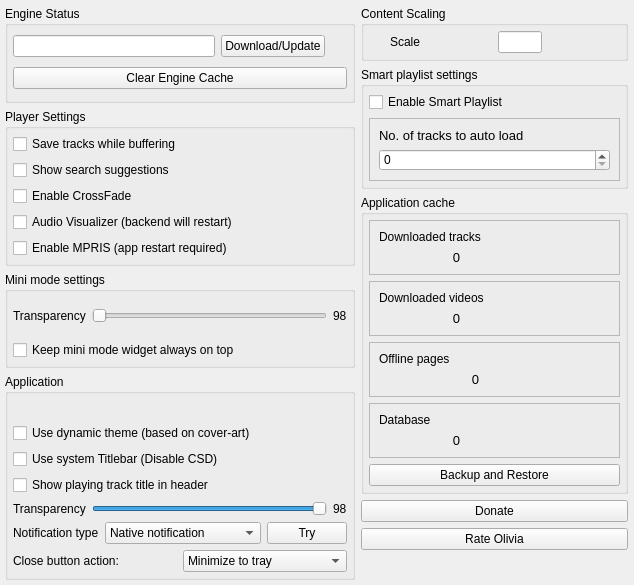
keshavbhatt/olivia, file settings.ui: the form before one commit.
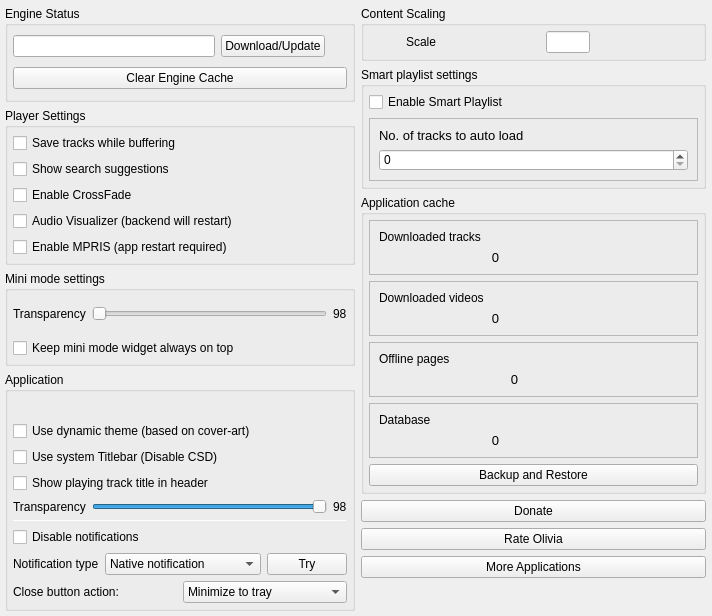
The form after the commit. Icons and pictures are not drawn. Custom widgets are drawn as their Qt base class.

Commit message: -setting widget prevent horizontal scrolling -option to disable notifications in settings widget -consistent button style in settings widget -prevent wheel event on sliders, combo boxes & spin boxes as they mess up with vertical scrolling of setting widget. -disable toast notifications use one set in settings. -smart playlist 'tracks to load' range changed to 8-10 (to prevent server load) -other minor fixes

What changed in the file:
```diff
--- a/settings.ui
+++ b/settings.ui
@@ -6,8 +6,8 @@
    <rect>
     <x>0</x>
     <y>0</y>
-    <width>634</width>
-    <height>585</height>
+    <width>712</width>
+    <height>616</height>
    </rect>
   </property>
   <property name="windowTitle">
@@ -63,8 +63,8 @@
        <rect>
         <x>0</x>
         <y>-35</y>
-        <width>620</width>
-        <height>610</height>
+        <width>696</width>
+        <height>646</height>
        </rect>
       </property>
       <property name="styleSheet">
@@ -418,6 +418,36 @@
                  </item>
                 </layout>
                </item>
+               <item>
+                <widget class="Line" name="line">
+                 <property name="minimumSize">
+                  <size>
+                   <width>0</width>
+                   <height>1</height>
+                  </size>
+                 </property>
+                 <property name="maximumSize">
+                  <size>
+                   <width>16777215</width>
+                   <height>1</height>
+                  </size>
+                 </property>
+                 <property name="orientation">
+                  <enum>Qt::Horizontal</enum>
+                 </property>
+                </widget>
+               </item>
+               <item>
+                <layout class="QHBoxLayout" name="horizontalLayout_12">
+                 <item>
+                  <widget class="QCheckBox" name="disable_notifications">
+                   <property name="text">
+                    <string>Disable notifications</string>
+                   </property>
+                  </widget>
+                 </item>
+                </layout>
+               </item>
                <item>
                 <layout class="QHBoxLayout" name="horizontalLayout_11">
                  <item>
@@ -564,12 +594,6 @@
                     <iconset resource="icons.qrc">
                      <normaloff>:/icons/sidebar/removeFromLibrary.png</normaloff>:/icons/sidebar/removeFromLibrary.png</iconset>
                    </property>
-                   <property name="iconSize">
-                    <size>
-                     <width>18</width>
-                     <height>18</height>
-                    </size>
-                   </property>
                   </widget>
                  </item>
                  <item>
@@ -622,12 +646,6 @@
                     <iconset resource="icons.qrc">
                      <normaloff>:/icons/sidebar/addToLibrary.png</normaloff>:/icons/sidebar/addToLibrary.png</iconset>
                    </property>
-                   <property name="iconSize">
-                    <size>
-                     <width>18</width>
-                     <height>18</height>
-                    </size>
-                   </property>
                   </widget>
                  </item>
                 </layout>
@@ -1157,6 +1175,23 @@
               </property>
              </widget>
             </item>
+            <item>
+             <widget class="QPushButton" name="more_apps">
+              <property name="text">
+               <string>More Applications</string>
+              </property>
+              <property name="icon">
+               <iconset resource="icons.qrc">
+                <normaloff>:/icons/others/store.png</normaloff>:/icons/others/store.png</iconset>
+              </property>
+              <property name="iconSize">
+               <size>
+                <width>15</width>
+                <height>15</height>
+               </size>
+              </property>
+             </widget>
+            </item>
             <item>
              <spacer name="verticalSpacer">
               <property name="orientation">
```
The commit also changes 3 other files.
